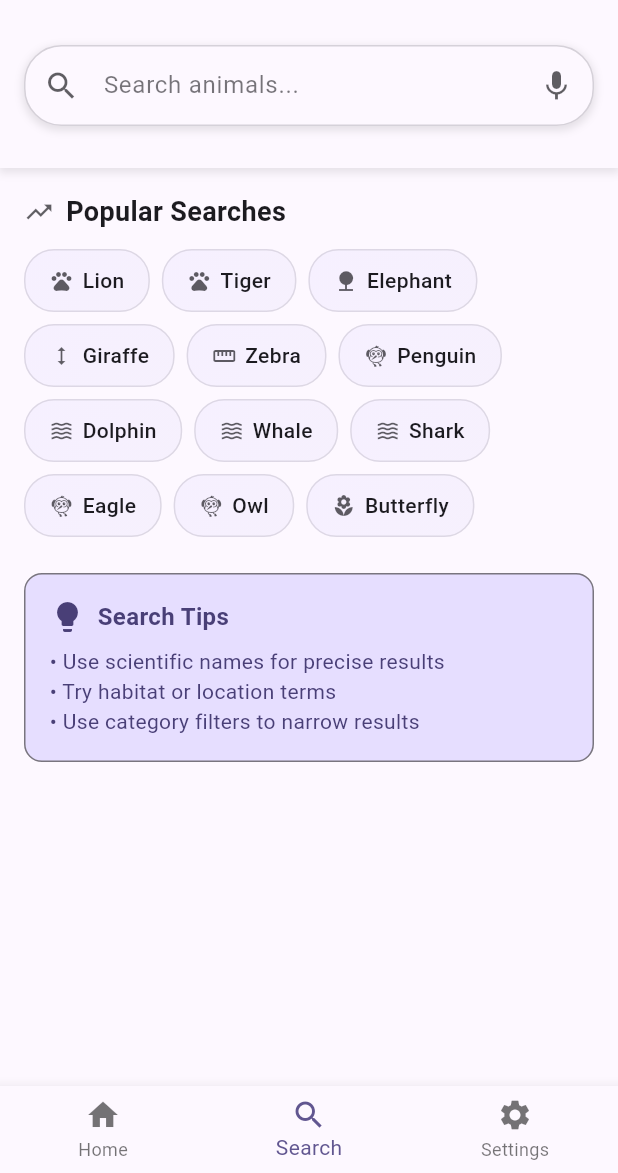
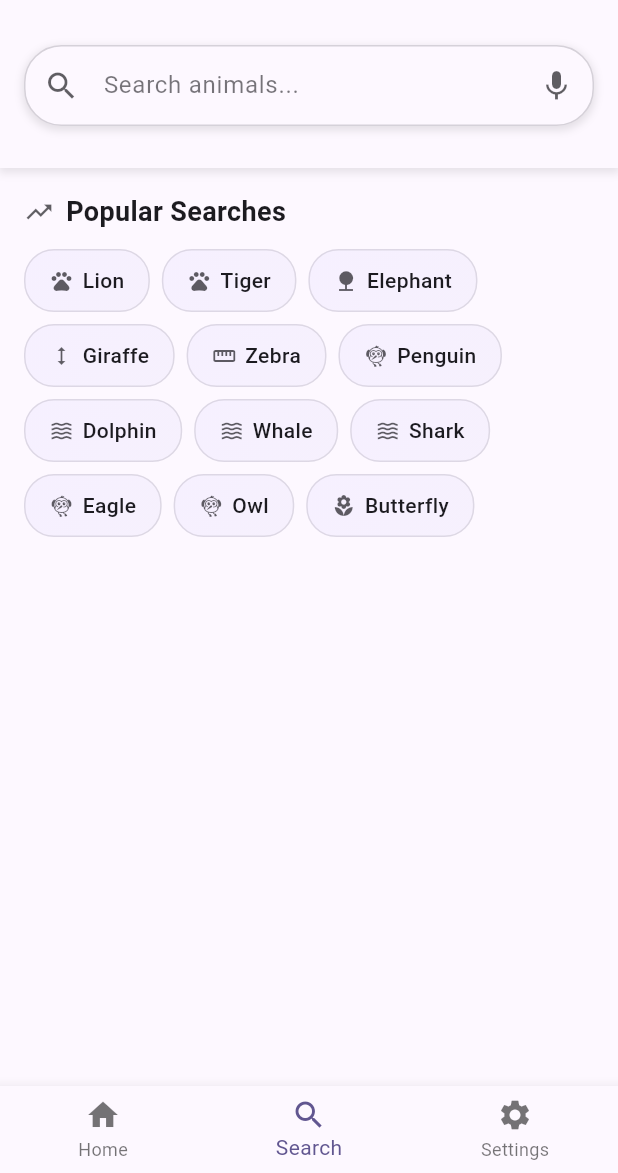
Before and after one commit to dangSonw/koala, a Flutter app: the screen it shows after launch, item 2 of the bottom bar chosen, on a phone screen of 412 x 824 dp, the part 63-1236 px from its top. Run offline on Flutter 3.47's test engine with Material 3 defaults, Android fonts, the phone set to English and light mode, and no system bars; our stand-ins replace dio, hive_flutter; accounts and stored records are empty; network calls fail; Roboto replaces fonts that are missing (Schyler).

Commit message:
add preview

```diff
--- a/lib/ui/main_screen/pages/search_page.dart
+++ b/lib/ui/main_screen/pages/search_page.dart
@@ -96,42 +96,6 @@ class _SearchPageState extends State<SearchPage> {
           PopularSearches(
             searches: provider.popularSearches,
             onSearchTap: _onSearchTap,
-          ),
-
-          Container(
-            padding: const EdgeInsets.all(16),
-            decoration: BoxDecoration(
-              color: Theme.of(context).colorScheme.primaryContainer,
-              borderRadius: BorderRadius.circular(12),
-              border: Border.all(color: Theme.of(context).colorScheme.outline),
-            ),
-            child: Column(
-              crossAxisAlignment: CrossAxisAlignment.start,
-              children: [
-                Row(
-                  children: [
-                    Icon(Icons.lightbulb, color: Theme.of(context).colorScheme.onPrimaryContainer),
-                    const SizedBox(width: 8),
-                    Text(
-                      'Search Tips',
-                      style: TextStyle(
-                        fontSize: 16,
-                        fontWeight: FontWeight.bold,
-                        color: Theme.of(context).colorScheme.onPrimaryContainer,
-                      ),
-                    ),
-                  ],
-                ),
-                const SizedBox(height: 8),
-                Text(
-                  '• Use scientific names for precise results\n• Try habitat or location terms\n• Use category filters to narrow results',
-                  style: TextStyle(
-                    fontSize: 14,
-                    color: Theme.of(context).colorScheme.onPrimaryContainer,
-                  ),
-                ),
-              ],
-            ),
           ),
         ],
       ),
```
Also changed, not shown: preview/darkMode.png (added), preview/homepage.png (added), preview/searchpage1.png (added), preview/searchpage2.png (added), preview/settingpage.png (added).
